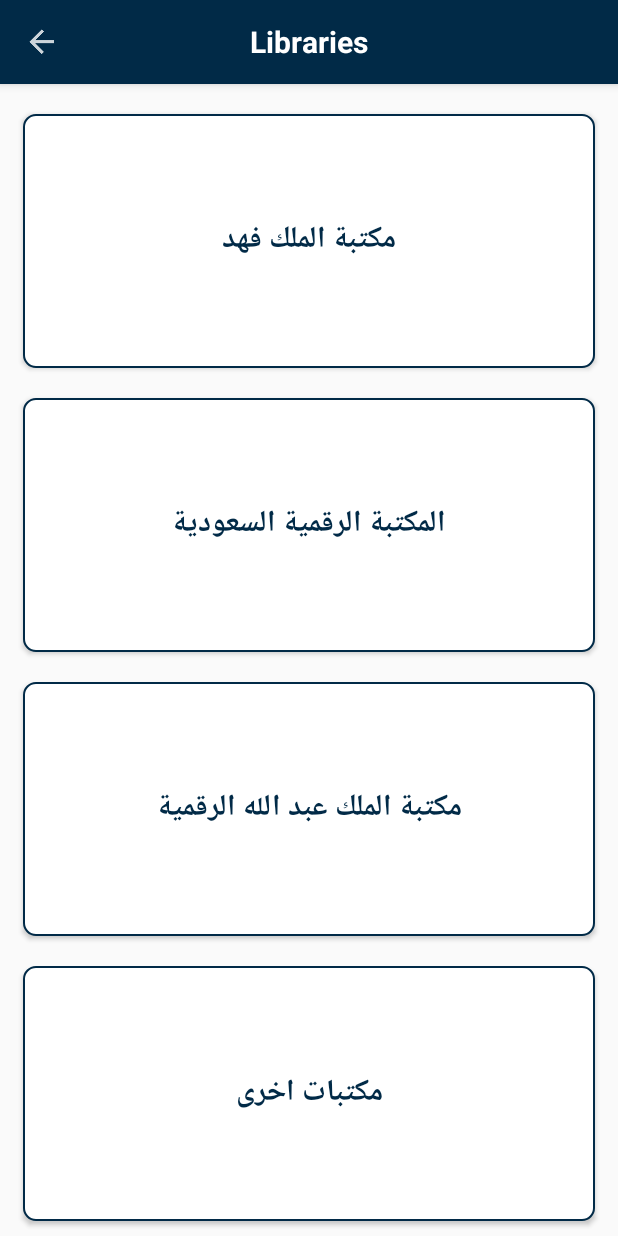
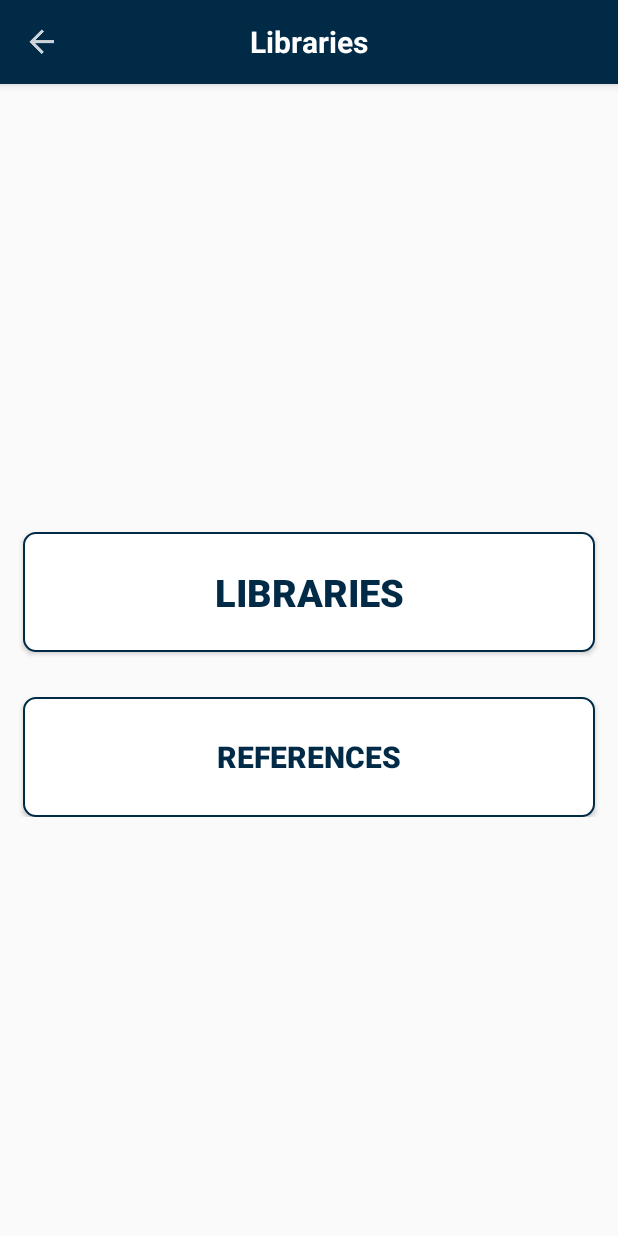
Before and after one commit to FreeLancerProjects/ScientificResearch, an Android app: the DatabaseActivity screen opened directly, with no data from a screen before it, on a phone screen of 412 x 824 dp. Run offline under Robolectric (Android 15) with nearby library versions, the phone set to English and light mode, and no system bars; our stand-ins replace data binding; libraries missing offline, so code that uses them is left out: me.anwarshahriar.calligrapher; 6 statements that could not run were skipped.

Commit message:
init comment

```diff
--- a/app/build.gradle
+++ b/app/build.gradle
@@ -6,8 +6,8 @@ android {
         applicationId "com.semicolon.scientificresearch"
         minSdkVersion 16
         targetSdkVersion 27
-        versionCode 7
-        versionName "1.6"
+        versionCode 9
+        versionName "1.8"
         testInstrumentationRunner "android.support.test.runner.AndroidJUnitRunner"
     }
     buildTypes {
--- a/app/src/main/res/layout/activity_database.xml
+++ b/app/src/main/res/layout/activity_database.xml
@@ -19,7 +19,7 @@
 
     <LinearLayout
         android:layout_width="match_parent"
-        android:layout_height="match_parent"
+        android:layout_height="wrap_content"
         android:orientation="vertical"
         >
         <android.support.design.widget.AppBarLayout
@@ -61,64 +61,22 @@
             </android.support.v7.widget.Toolbar>
         </android.support.design.widget.AppBarLayout>
 
+        <FrameLayout
+            android:layout_width="match_parent"
+            android:layout_height="match_parent"
+            >
             <LinearLayout
                 android:layout_width="match_parent"
-            android:layout_height="match_parent"
+                android:layout_height="wrap_content"
                 android:orientation="vertical"
-            android:weightSum="4"
+                android:weightSum="2"
+                android:layout_gravity="center"
 
                 >
                 <Button
-                android:id="@+id/prev"
-
-                android:layout_width="match_parent"
-                android:layout_height="0dp"
-                android:layout_weight="1"
-                android:layout_marginRight="15dp"
-                android:layout_marginLeft="15dp"
-                android:layout_marginTop="20dp"
-                android:background="@drawable/lib_btn_bg"
-                android:text="مكتبة الملك فهد"
-                android:onClick="@{event::onClickListener}"
-                android:textColor="@color/colorPrimary"
-                android:textStyle="bold"
-                android:textSize="20sp"
-                />
-            <Button
-                android:id="@+id/order"
-                android:layout_width="match_parent"
-                android:layout_height="0dp"
-                android:layout_weight="1"
-                android:layout_marginRight="15dp"
-                android:layout_marginLeft="15dp"
-                android:layout_marginTop="20dp"
-                android:background="@drawable/lib_btn_bg"
-                android:text="المكتبة الرقمية السعودية"
-                android:onClick="@{event.onClickListener}"
-                android:textColor="@color/colorPrimary"
-                android:textStyle="bold"
-                android:textSize="20sp"
-                />
-            <Button
-                android:id="@+id/king_abdullah"
-                android:layout_width="match_parent"
-                android:layout_height="0dp"
-                android:layout_weight="1"
-                android:layout_marginRight="15dp"
-                android:layout_marginLeft="15dp"
-                android:layout_marginTop="20dp"
-                android:background="@drawable/lib_btn_bg"
-                android:text="مكتبة الملك عبد الله الرقمية"
-                android:onClick="@{event.onClickListener}"
-                android:textColor="@color/colorPrimary"
-                android:textStyle="bold"
-                android:textSize="20sp"
-                />
-            <Button
                     android:id="@+id/other_library"
                     android:layout_width="match_parent"
-                android:layout_height="0dp"
-                android:layout_weight="1"
+                    android:layout_height="80dp"
                     android:layout_marginRight="15dp"
                     android:layout_marginLeft="15dp"
                     android:layout_marginTop="20dp"
@@ -126,12 +84,29 @@
                     android:layout_marginBottom="10dp"
                     android:textColor="@color/colorPrimary"
                     android:textStyle="bold"
-                android:textSize="20sp"
-                android:text="مكتبات اخرى"
+                    android:textSize="25sp"
+                    android:text="@string/libs"
                     android:onClick="@{event.onClickListener}"
 
                     />
+                <Button
+                    android:id="@+id/btn_reference"
+                    android:layout_width="match_parent"
+                    android:layout_height="80dp"
+                    android:layout_marginRight="15dp"
+                    android:layout_marginLeft="15dp"
+                    android:layout_marginTop="20dp"
+                    android:background="@drawable/lib_btn_bg"
+                    android:text="@string/references"
+                    android:onClick="@{event.onClickListener}"
+                    android:textColor="@color/colorPrimary"
+                    android:textStyle="bold"
+                    android:textSize="20sp"
+                    />
+
             </LinearLayout>
+
+        </FrameLayout>
 
     </LinearLayout>
 </ScrollView>
```
Also changed, not shown: app/src/main/AndroidManifest.xml (+10 -7 lines), app/src/main/java/com/semicolon/scientificresearch/Activities/DatabaseActivity.java (+7 -1 lines), app/src/main/java/com/semicolon/scientificresearch/Activities/ReferencesActivity.java (added, +217 -0 lines), app/src/main/java/com/semicolon/scientificresearch/Services/Services.java (+7 -0 lines), app/src/main/res/layout/activity_course_details.xml (+18 -16 lines), app/src/main/res/layout/activity_references.xml (added, +145 -0 lines), app/src/main/res/values/strings.xml (+16 -0 lines), 1 other file. Lines whose indentation alone changed are shown as unchanged.
